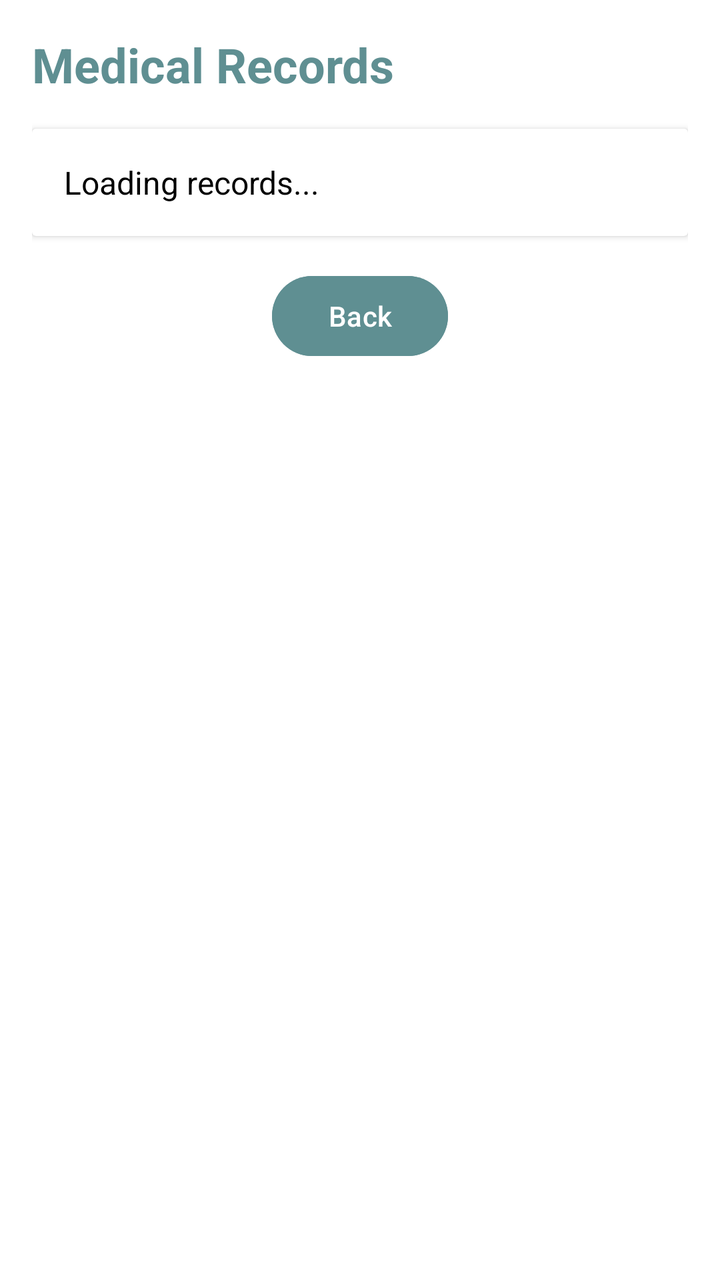
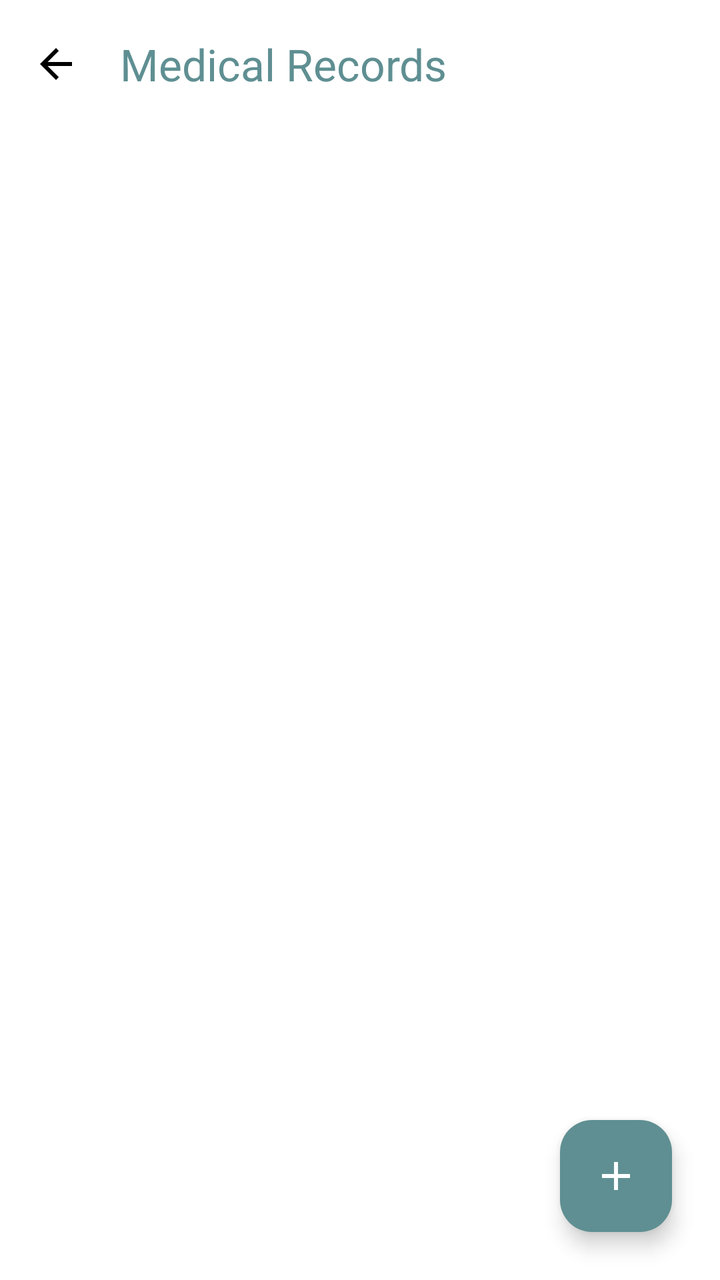

Two renders of the same Android screen: before a commit and after it. Below are the layout's source before the change and the commit's diff.
<!-- AndroidManifest.xml: application theme Theme.Gycss2 -->
<!-- res/layout/activity_medical_records.xml -->
<?xml version="1.0" encoding="utf-8"?>
<LinearLayout xmlns:android="http://schemas.android.com/apk/res/android"
    android:layout_width="match_parent"
    android:layout_height="match_parent"
    android:orientation="vertical"
    android:padding="16dp"
    android:background="@color/secondary_ivory">

    <TextView
        android:layout_width="wrap_content"
        android:layout_height="wrap_content"
        android:text="Medical Records"
        android:textSize="24sp"
        android:textStyle="bold"
        android:textColor="@color/primary_navy"
        android:layout_marginBottom="16dp"/>

    <androidx.cardview.widget.CardView
        android:layout_width="match_parent"
        android:layout_height="wrap_content"
        android:layout_marginBottom="16dp"
        android:backgroundTint="@color/white">
        
        <TextView
            android:id="@+id/tv_records_list"
            android:layout_width="match_parent"
            android:layout_height="wrap_content"
            android:padding="16dp"
            android:text="Loading records..."
            android:textSize="16sp"
            android:textColor="@color/black"/>
    </androidx.cardview.widget.CardView>

    <Button
        android:id="@+id/btn_back"
        android:layout_width="wrap_content"
        android:layout_height="wrap_content"
        android:text="Back"
        android:backgroundTint="@color/primary_navy"
        android:layout_gravity="center_horizontal"/>

</LinearLayout>
<!-- resources referenced by this layout -->
<resources>
  <color name="black">#000000</color>
  <color name="primary_navy">@color/primary_teal</color>
  <color name="secondary_ivory">@color/white</color>
  <color name="white">#FFFFFF</color>
  <style name="Theme.Gycss2" parent="Base.Theme.Gycss2" />
  <color name="primary_teal">#5F8F92</color>
  <style name="Base.Theme.Gycss2" parent="Theme.Material3.DayNight.NoActionBar">
          
          <item name="colorPrimary">@color/primary_teal</item>
          <item name="colorOnPrimary">@color/white</item>
          <item name="colorPrimaryContainer">@color/light_teal</item>
          <item name="colorOnPrimaryContainer">@color/primary_text</item>
          
          <item name="colorSecondary">@color/dark_teal</item>
          <item name="colorOnSecondary">@color/white</item>
          <item name="colorSecondaryContainer">@color/very_light_teal</item>
          <item name="colorOnSecondaryContainer">@color/primary_text</item>
  
          <item name="colorTertiary">@color/success_green</item>
          <item name="colorOnTertiary">@color/white</item>
  
          
          <item name="android:windowBackground">@color/white</item>
          <item name="colorSurface">@color/white</item>
          <item name="colorOnSurface">@color/primary_text</item>
          <item name="colorSurfaceVariant">@color/off_white</item>
          <item name="colorOnSurfaceVariant">@color/secondary_text</item>
          <item name="colorOutlineVariant">@color/divider_gray</item>
  
          <item name="colorSurfaceContainer">@color/off_white</item>
          <item name="dividerColor">@color/divider_gray</item>
  
          
          <item name="android:statusBarColor">@color/primary_teal</item>
          <item name="android:windowLightStatusBar">false</item>
      </style>
  <color name="light_teal">#8FB6B8</color>
  <color name="primary_text">#000000</color>
  <color name="dark_teal">#4E7F83</color>
  <color name="very_light_teal">#E6F1F2</color>
  <color name="success_green">#2E7D32</color>
  <color name="off_white">#F5F7F8</color>
  <color name="secondary_text">#212121</color>
  <color name="divider_gray">#E0E4E7</color>
</resources>

<!-- the commit's change to res/layout/activity_medical_records.xml (unified diff, before → after) -->
@@ -1,42 +1,61 @@
 <?xml version="1.0" encoding="utf-8"?>
-<LinearLayout xmlns:android="http://schemas.android.com/apk/res/android"
+<androidx.constraintlayout.widget.ConstraintLayout xmlns:android="http://schemas.android.com/apk/res/android"
+    xmlns:app="http://schemas.android.com/apk/res-auto"
+    xmlns:tools="http://schemas.android.com/tools"
     android:layout_width="match_parent"
     android:layout_height="match_parent"
-    android:orientation="vertical"
-    android:padding="16dp"
-    android:background="@color/secondary_ivory">
+    android:background="@color/white">
+
+    <com.google.android.material.appbar.MaterialToolbar
+        android:id="@+id/toolbar"
+        android:layout_width="match_parent"
+        android:layout_height="?attr/actionBarSize"
+        android:background="@color/white"
+        app:layout_constraintTop_toTopOf="parent"
+        app:navigationIcon="@drawable/ic_arrow_back"
+        app:title="Medical Records"
+        app:titleTextColor="@color/primary_teal" />
+
+    <androidx.recyclerview.widget.RecyclerView
+        android:id="@+id/rv_medical_records"
+        android:layout_width="match_parent"
+        android:layout_height="0dp"
+        android:clipToPadding="false"
+        android:padding="8dp"
+        app:layout_constraintBottom_toBottomOf="parent"
+        app:layout_constraintTop_toBottomOf="@id/toolbar"
+        tools:listitem="@android:layout/simple_list_item_2" />
 
     <TextView
+        android:id="@+id/tv_empty_state"
         android:layout_width="wrap_content"
         android:layout_height="wrap_content"
-        android:text="Medical Records"
-        android:textSize="24sp"
-        android:textStyle="bold"
-        android:textColor="@color/primary_navy"
-        android:layout_marginBottom="16dp"/>
+        android:text="No medical records found."
+        android:visibility="gone"
+        app:layout_constraintBottom_toBottomOf="parent"
+        app:layout_constraintEnd_toEndOf="parent"
+        app:layout_constraintStart_toStartOf="parent"
+        app:layout_constraintTop_toBottomOf="@id/toolbar" />
 
-    <androidx.cardview.widget.CardView
-        android:layout_width="match_parent"
-        android:layout_height="wrap_content"
-        android:layout_marginBottom="16dp"
-        android:backgroundTint="@color/white">
-        
-        <TextView
-            android:id="@+id/tv_records_list"
-            android:layout_width="match_parent"
-            android:layout_height="wrap_content"
-            android:padding="16dp"
-            android:text="Loading records..."
-            android:textSize="16sp"
-            android:textColor="@color/black"/>
-    </androidx.cardview.widget.CardView>
-
-    <Button
-        android:id="@+id/btn_back"
+    <com.google.android.material.floatingactionbutton.FloatingActionButton
+        android:id="@+id/fab_add_record"
         android:layout_width="wrap_content"
         android:layout_height="wrap_content"
-        android:text="Back"
-        android:backgroundTint="@color/primary_navy"
-        android:layout_gravity="center_horizontal"/>
+        android:layout_margin="24dp"
+        android:src="@drawable/ic_plus"
+        app:backgroundTint="@color/primary_teal"
+        app:layout_constraintBottom_toBottomOf="parent"
+        app:layout_constraintEnd_toEndOf="parent"
+        app:tint="@color/white" />
 
-</LinearLayout>
+    <ProgressBar
+        android:id="@+id/progressBar"
+        android:layout_width="wrap_content"
+        android:layout_height="wrap_content"
+        android:visibility="gone"
+        app:layout_constraintBottom_toBottomOf="parent"
+        app:layout_constraintEnd_toEndOf="parent"
+        app:layout_constraintStart_toStartOf="parent"
+        app:layout_constraintTop_toTopOf="parent" />
+
+</androidx.constraintlayout.widget.ConstraintLayout>
<!-- resource entries referenced after the edit -->
@@ -1,9 +1,27 @@
 <!-- resources referenced by this layout -->
 <resources>
-  <color name="black">#000000</color>
-  <color name="primary_navy">@color/primary_teal</color>
-  <color name="secondary_ivory">@color/white</color>
   <color name="white">#FFFFFF</color>
+  <!-- drawable ic_arrow_back (drawable) -->
+  <vector xmlns:android="http://schemas.android.com/apk/res/android"
+      android:width="24dp"
+      android:height="24dp"
+      android:viewportWidth="24"
+      android:viewportHeight="24">
+    <path
+        android:fillColor="?attr/colorOnSurface"
+        android:pathData="M20,11H7.83l5.59,-5.59L12,4l-8,8 8,8 1.41,-1.41L7.83,13H20v-2z"/>
+  </vector>
+  <!-- drawable ic_plus (drawable) -->
+  <?xml version="1.0" encoding="utf-8"?>
+  <vector xmlns:android="http://schemas.android.com/apk/res/android"
+      android:width="24dp"
+      android:height="24dp"
+      android:viewportWidth="24"
+      android:viewportHeight="24">
+      <path
+          android:fillColor="@color/primary_teal"
+          android:pathData="M19,13h-6v6h-2v-6H5v-2h6V5h2v6h6v2z" />
+  </vector>
   <style name="Theme.Gycss2" parent="Base.Theme.Gycss2" />
   <color name="primary_teal">#5F8F92</color>
   <style name="Base.Theme.Gycss2" parent="Theme.Material3.DayNight.NoActionBar">
